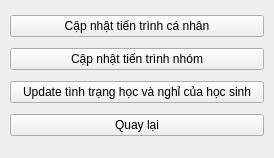
First picture: the form in TranslateUiPyPackage/ui_ip/M6_quanlybaihocgiohoc.ui, repository longpham6595/kvmanagement, before the edit.
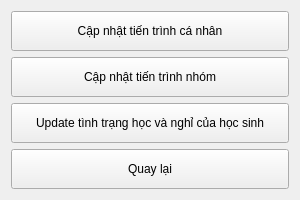
Second picture: the form after the edit.

Patch:
```diff
--- a/TranslateUiPyPackage/ui_ip/M6_quanlybaihocgiohoc.ui
+++ b/TranslateUiPyPackage/ui_ip/M6_quanlybaihocgiohoc.ui
@@ -6,25 +6,28 @@
    <rect>
     <x>0</x>
     <y>0</y>
-    <width>274</width>
-    <height>158</height>
+    <width>300</width>
+    <height>200</height>
    </rect>
   </property>
+  <property name="maximumSize">
+   <size>
+    <width>500</width>
+    <height>400</height>
+   </size>
+  </property>
   <property name="windowTitle">
    <string>Form</string>
   </property>
-  <widget class="QWidget" name="">
-   <property name="geometry">
-    <rect>
-     <x>10</x>
-     <y>10</y>
-     <width>254</width>
-     <height>135</height>
-    </rect>
-   </property>
    <layout class="QVBoxLayout" name="verticalLayout">
     <item>
      <widget class="QPushButton" name="cnttcn">
+     <property name="sizePolicy">
+      <sizepolicy hsizetype="Expanding" vsizetype="Expanding">
+       <horstretch>0</horstretch>
+       <verstretch>0</verstretch>
+      </sizepolicy>
+     </property>
       <property name="text">
        <string>Cập nhật tiến trình cá nhân</string>
       </property>
@@ -32,6 +35,12 @@
     </item>
     <item>
      <widget class="QPushButton" name="cnttn">
+     <property name="sizePolicy">
+      <sizepolicy hsizetype="Expanding" vsizetype="Expanding">
+       <horstretch>0</horstretch>
+       <verstretch>0</verstretch>
+      </sizepolicy>
+     </property>
       <property name="text">
        <string>Cập nhật tiến trình nhóm</string>
       </property>
@@ -39,6 +48,12 @@
     </item>
     <item>
      <widget class="QPushButton" name="utthvnchs">
+     <property name="sizePolicy">
+      <sizepolicy hsizetype="Expanding" vsizetype="Expanding">
+       <horstretch>0</horstretch>
+       <verstretch>0</verstretch>
+      </sizepolicy>
+     </property>
       <property name="text">
        <string>Update tình trạng học và nghỉ của học sinh</string>
       </property>
@@ -46,13 +61,18 @@
     </item>
     <item>
      <widget class="QPushButton" name="quaylai">
+     <property name="sizePolicy">
+      <sizepolicy hsizetype="Expanding" vsizetype="Expanding">
+       <horstretch>0</horstretch>
+       <verstretch>0</verstretch>
+      </sizepolicy>
+     </property>
       <property name="text">
        <string>Quay lại</string>
       </property>
      </widget>
     </item>
    </layout>
-  </widget>
  </widget>
  <resources/>
  <connections/>
```
Lines whose indentation alone changed are shown as unchanged.
